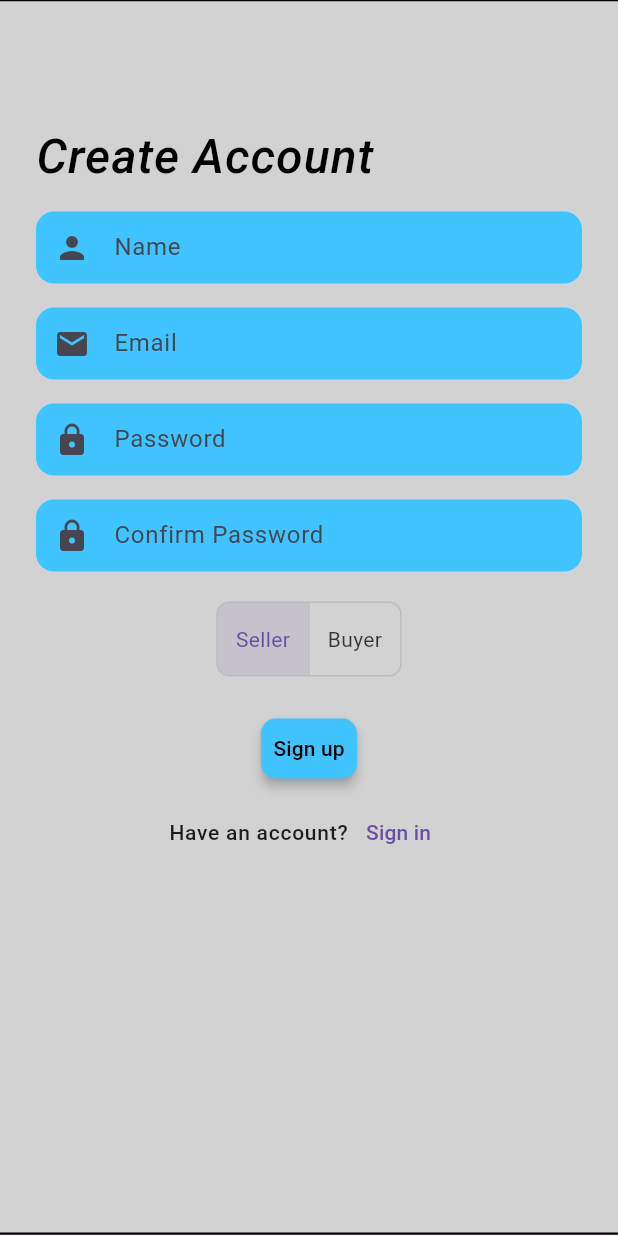
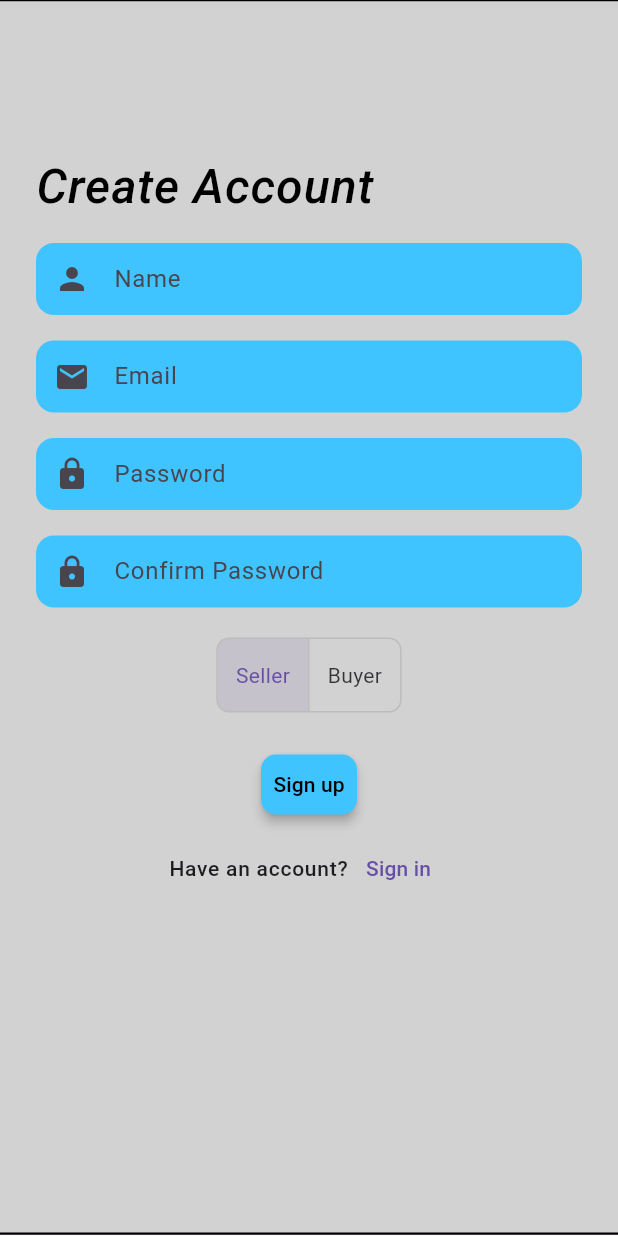
Before and after one commit to ShahirSammun/NestBidz-3.2, a Flutter app: the SignupScreen screen opened directly, on a phone screen of 412 x 824 dp. Run offline on Flutter 3.47's test engine with Material 3 defaults, Android fonts, the phone set to English and light mode, and no system bars; our stand-ins replace flutter_svg, pin_code_fields.

```diff
--- a/lib/ui/screens/signup_screen.dart
+++ b/lib/ui/screens/signup_screen.dart
@@ -81,12 +81,12 @@ class _SignupScreenState extends State<SignupScreen> {
               child: Column(
                 crossAxisAlignment: CrossAxisAlignment.start,
                 children: [
-                  const SizedBox(height: 60),
+                  const SizedBox(height: 80),
                   Text(
                     'Create Account',
                     style: Theme.of(context).textTheme.titleLarge,
                   ),
-                  const SizedBox(height: 16),
+                  const SizedBox(height: 17),
 
                   // Name
                   TextField(
@@ -100,7 +100,7 @@ class _SignupScreenState extends State<SignupScreen> {
                           : null,
                     ),
                   ),
-                  const SizedBox(height: 16),
+                  const SizedBox(height: 17),
 
                   // Email
                   TextField(
@@ -114,7 +114,7 @@ class _SignupScreenState extends State<SignupScreen> {
                           : null,
                     ),
                   ),
-                  const SizedBox(height: 16),
+                  const SizedBox(height: 17),
 
                   // Password
                   TextField(
@@ -129,7 +129,7 @@ class _SignupScreenState extends State<SignupScreen> {
                           : null,
                     ),
                   ),
-                  const SizedBox(height: 16),
+                  const SizedBox(height: 17),
 
                   // Confirm Password
                   TextField(
```
